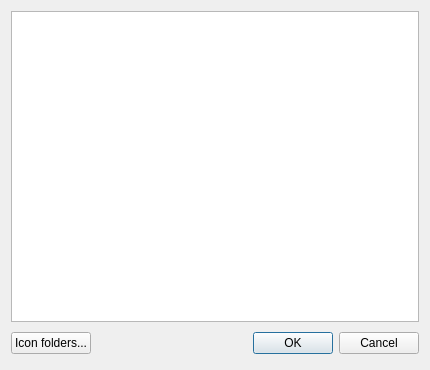
Above: src/Gui/Dialogs/DlgChooseIcon.ui from southseact-3d/fcd before the change. Below: the same form after it.
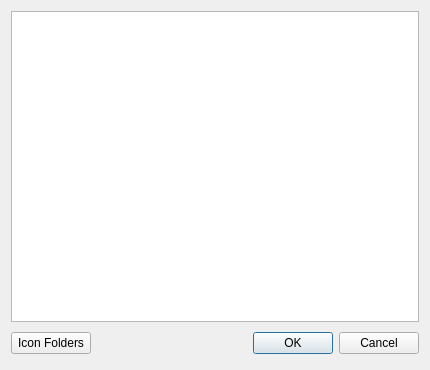
That is the form after the change.

The edit to the form file:
```diff
--- a/src/Gui/Dialogs/DlgChooseIcon.ui
+++ b/src/Gui/Dialogs/DlgChooseIcon.ui
@@ -35,7 +35,7 @@
      <item>
       <widget class="QPushButton" name="addButton">
        <property name="text">
-        <string>Icon folders...</string>
+        <string>Icon Folders</string>
        </property>
       </widget>
      </item>
```
